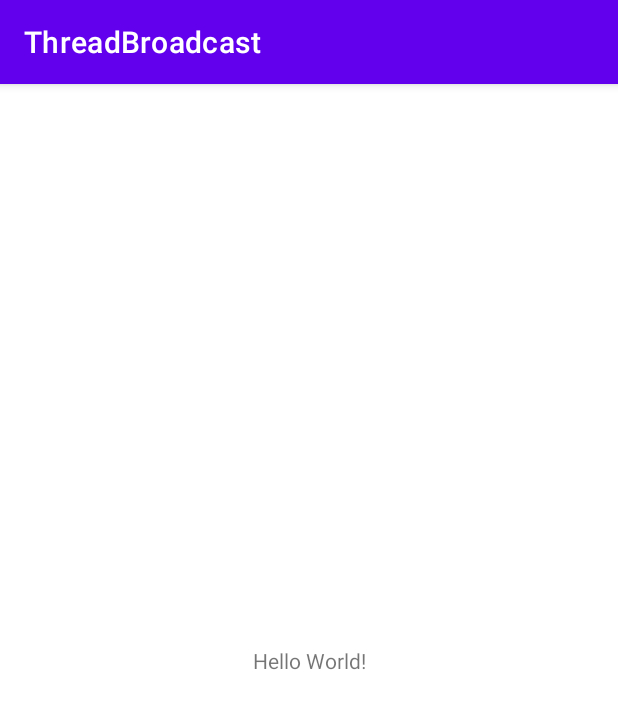
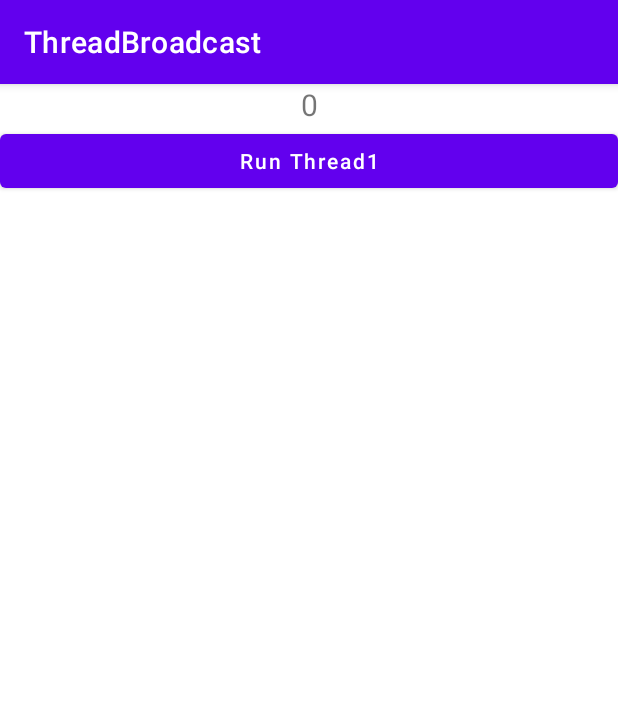
Before and after one commit to suhunlin/ThreadBroadcast, an Android app: the screen it shows after launch (MainActivity), on a phone screen of 412 x 824 dp. Shown: the top 709 px of the screen. Run offline under Robolectric (Android 15) with nearby library versions, the phone set to English and light mode, and no system bars.

Commit message:
Add layout

```diff
--- a/app/src/main/java/com/suhun/threadbroadcast/MainActivity.java
+++ b/app/src/main/java/com/suhun/threadbroadcast/MainActivity.java
@@ -3,12 +3,20 @@ package com.suhun.threadbroadcast;
 import androidx.appcompat.app.AppCompatActivity;
 
 import android.os.Bundle;
+import android.view.View;
+import android.widget.TextView;
 
 public class MainActivity extends AppCompatActivity {
+    TextView showResult1;
 
     @Override
     protected void onCreate(Bundle savedInstanceState) {
         super.onCreate(savedInstanceState);
         setContentView(R.layout.activity_main);
+        showResult1 = findViewById(R.id.outputResult1);
+    }
+
+    public void showThread1Result(View view){
+
     }
 }
--- a/app/src/main/res/layout/activity_main.xml
+++ b/app/src/main/res/layout/activity_main.xml
@@ -1,18 +1,26 @@
 <?xml version="1.0" encoding="utf-8"?>
-<androidx.constraintlayout.widget.ConstraintLayout xmlns:android="http://schemas.android.com/apk/res/android"
+<LinearLayout
+    xmlns:android="http://schemas.android.com/apk/res/android"
     xmlns:app="http://schemas.android.com/apk/res-auto"
     xmlns:tools="http://schemas.android.com/tools"
     android:layout_width="match_parent"
     android:layout_height="match_parent"
+    android:orientation="vertical"
     tools:context=".MainActivity">
-
     <TextView
-        android:layout_width="wrap_content"
+        android:id="@+id/outputResult1"
+        android:layout_width="match_parent"
         android:layout_height="wrap_content"
-        android:text="Hello World!"
-        app:layout_constraintBottom_toBottomOf="parent"
-        app:layout_constraintEnd_toEndOf="parent"
-        app:layout_constraintStart_toStartOf="parent"
-        app:layout_constraintTop_toTopOf="parent" />
-
-</androidx.constraintlayout.widget.ConstraintLayout>
+        android:text="0"
+        android:textSize="20sp"
+        android:textAllCaps="false"
+        android:gravity="center_horizontal"
+        />
+    <Button
+        android:layout_width="match_parent"
+        android:layout_height="wrap_content"
+        android:text="Run Thread1"
+        android:textAllCaps="false"
+        android:onClick="showThread1Result"
+        />
+</LinearLayout>
```
